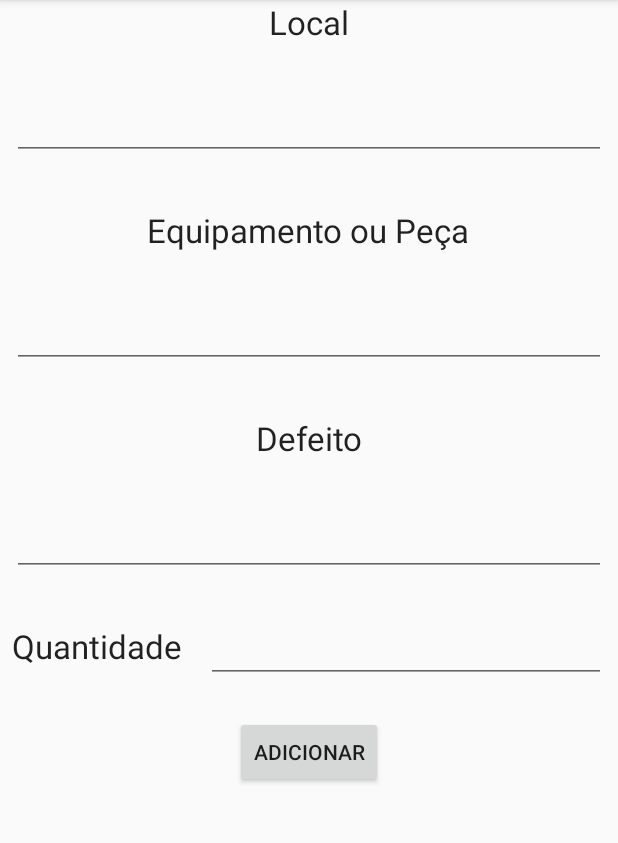
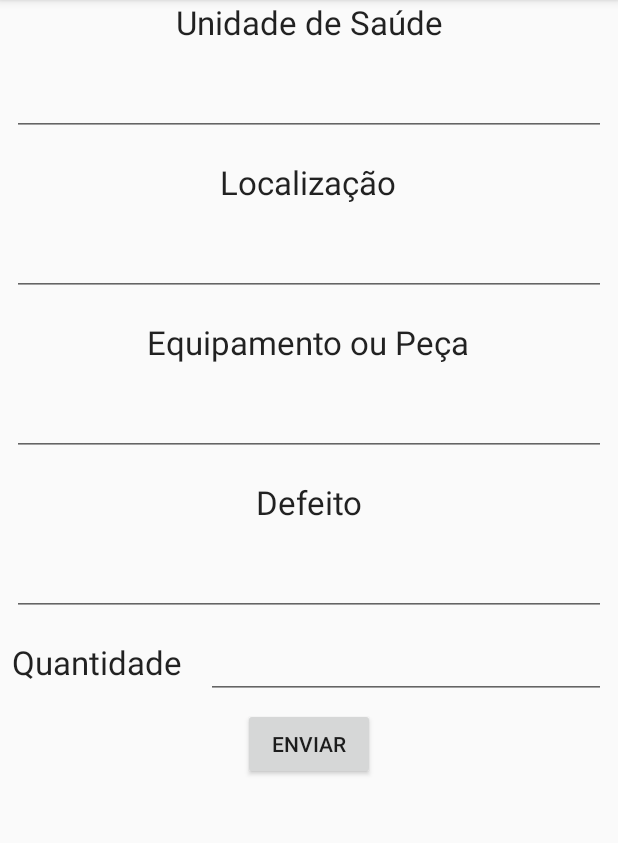
Before and after one commit to wwmm/sostecsaude, an Android app: the fragment AddFragment placed in its activity, on a phone screen of 412 x 824 dp, the part 84-927 px from its top. Run offline under Robolectric (Android 15) with nearby library versions, the phone set to English and light mode, and no system bars; our stand-ins replace navigation-ui; libraries missing offline, so code that uses them is left out: org.jetbrains.exposed; 1 statement that could not run was skipped.

Commit message:
melhorias na interface

```diff
--- a/app/src/main/AndroidManifest.xml
+++ b/app/src/main/AndroidManifest.xml
@@ -2,7 +2,6 @@
 <manifest xmlns:android="http://schemas.android.com/apk/res/android"
     package="com.wwmm.sostecsaude">
 
-    <uses-permission android:name="android.permission.WRITE_EXTERNAL_STORAGE" />
     <uses-permission android:name="android.permission.INTERNET" />
     <uses-permission android:name="android.permission.ACCESS_NETWORK_STATE" />
 
--- a/app/src/main/java/com/wwmm/sostecsaude/RemoteServer.kt
+++ b/app/src/main/java/com/wwmm/sostecsaude/RemoteServer.kt
@@ -4,6 +4,7 @@ import org.jetbrains.exposed.sql.Table
 
 object Equipamentos : Table("equipamentos") {
     val id = Equipamentos.integer("id").autoIncrement()
+    val unidade_saude = Equipamentos.varchar("unidade_saude", 255)
     val local = Equipamentos.varchar("local", 255)
     val equipamento = Equipamentos.varchar("equipamento", 255)
     val defeito = Equipamentos.varchar("defeito", 255)
--- a/app/src/main/java/com/wwmm/sostecsaude/ui/relatar_danos/Adapter.kt
+++ b/app/src/main/java/com/wwmm/sostecsaude/ui/relatar_danos/Adapter.kt
@@ -34,11 +34,13 @@ class Adapter(private val lines: ArrayList<ResultRow>, private val progressBar:
         val line = lines[position]
 
         val id = line[Equipamentos.id]
+        var unidadeSaude = line[Equipamentos.unidade_saude]
         var local = line[Equipamentos.local]
         var equipamento = line[Equipamentos.equipamento]
         var defeito = line[Equipamentos.defeito]
         var quantidade = line[Equipamentos.quantidade]
 
+        holder.view.editText_unidade_saude.setText(unidadeSaude)
         holder.view.editText_local.setText(local)
         holder.view.editText_equipamento.setText(equipamento)
         holder.view.editText_defeito.setText(defeito)
@@ -65,6 +67,7 @@ class Adapter(private val lines: ArrayList<ResultRow>, private val progressBar:
         }
 
         holder.view.button_update.setOnClickListener {
+            unidadeSaude = holder.view.editText_unidade_saude.text.toString()
             local = holder.view.editText_local.text.toString()
             equipamento = holder.view.editText_equipamento.text.toString()
             defeito = holder.view.editText_defeito.text.toString()
@@ -75,6 +78,7 @@ class Adapter(private val lines: ArrayList<ResultRow>, private val progressBar:
             GlobalScope.launch(Dispatchers.IO) {
                 transaction {
                     Equipamentos.update({ Equipamentos.id eq id }) {
+                        it[Equipamentos.unidade_saude] = unidadeSaude
                         it[Equipamentos.local] = local
                         it[Equipamentos.equipamento] = equipamento
                         it[Equipamentos.defeito] = defeito
--- a/app/src/main/java/com/wwmm/sostecsaude/ui/relatar_danos/AddFragment.kt
+++ b/app/src/main/java/com/wwmm/sostecsaude/ui/relatar_danos/AddFragment.kt
@@ -33,9 +33,19 @@ class AddFragment : Fragment() {
         progressBar.visibility = View.GONE
 
         button_add.setOnClickListener {
+            val unidadeSaude = editText_unidade_saude.text.toString()
             val local = editText_local.text.toString()
             val equipamento = editText_equipamento.text.toString()
             val defeito = editText_defeito.text.toString()
+
+            val imm =
+                requireActivity().getSystemService(Context.INPUT_METHOD_SERVICE) as
+                        InputMethodManager?
+
+            imm?.hideSoftInputFromWindow(
+                requireActivity().currentFocus?.windowToken,
+                0
+            )
 
             if (local.isNotEmpty() && equipamento.isNotEmpty() && defeito.isNotEmpty() &&
                 editText_quantidade.text.isNotEmpty()
@@ -56,6 +66,7 @@ class AddFragment : Fragment() {
                     transaction {
                         if (!connection.isClosed) {
                             Equipamentos.insertIgnore {
+                                it[Equipamentos.unidade_saude] = unidadeSaude
                                 it[Equipamentos.local] = local
                                 it[Equipamentos.equipamento] = equipamento
                                 it[Equipamentos.defeito] = defeito
@@ -66,15 +77,6 @@ class AddFragment : Fragment() {
 
                             GlobalScope.launch(Dispatchers.Main) {
                                 progressBar.visibility = View.GONE
-
-                                val imm =
-                                    requireActivity().getSystemService(Context.INPUT_METHOD_SERVICE) as
-                                            InputMethodManager?
-
-                                imm?.hideSoftInputFromWindow(
-                                    requireActivity().currentFocus?.windowToken,
-                                    0
-                                )
 
                                 Snackbar.make(
                                     main_layout_add, "Dados Inseridos!",
--- a/app/src/main/res/layout/fragment_add.xml
+++ b/app/src/main/res/layout/fragment_add.xml
@@ -11,7 +11,7 @@
         android:id="@+id/textView"
         android:layout_width="wrap_content"
         android:layout_height="wrap_content"
-        android:layout_marginTop="32dp"
+        android:layout_marginTop="16dp"
         android:text="@string/title_equipamento"
         android:textAppearance="@style/TextAppearance.AppCompat.Large"
         app:layout_constraintEnd_toEndOf="parent"
@@ -24,7 +24,7 @@
         android:layout_width="0dp"
         android:layout_height="wrap_content"
         android:layout_marginStart="8dp"
-        android:layout_marginTop="32dp"
+        android:layout_marginTop="16dp"
         android:layout_marginEnd="8dp"
         android:ems="10"
         android:inputType="textPersonName"
@@ -36,7 +36,7 @@
         android:id="@+id/textView3"
         android:layout_width="wrap_content"
         android:layout_height="wrap_content"
-        android:layout_marginTop="32dp"
+        android:layout_marginTop="16dp"
         android:text="@string/title_defeito"
         android:textAppearance="@style/TextAppearance.AppCompat.Large"
         app:layout_constraintEnd_toEndOf="parent"
@@ -48,7 +48,7 @@
         android:layout_width="wrap_content"
         android:layout_height="wrap_content"
         android:layout_marginStart="8dp"
-        android:layout_marginTop="32dp"
+        android:layout_marginTop="16dp"
         android:text="@string/title_quantidade"
         android:textAppearance="@style/TextAppearance.AppCompat.Large"
         app:layout_constraintStart_toStartOf="parent"
@@ -71,7 +71,7 @@
         android:layout_width="0dp"
         android:layout_height="wrap_content"
         android:layout_marginStart="8dp"
-        android:layout_marginTop="32dp"
+        android:layout_marginTop="16dp"
         android:layout_marginEnd="8dp"
         android:ems="10"
         android:gravity="start|top"
@@ -84,7 +84,7 @@
         android:id="@+id/button_add"
         android:layout_width="wrap_content"
         android:layout_height="wrap_content"
-        android:layout_marginTop="32dp"
+        android:layout_marginTop="16dp"
         android:text="@string/title_add"
         app:layout_constraintEnd_toEndOf="parent"
         app:layout_constraintStart_toStartOf="parent"
@@ -95,19 +95,21 @@
         android:layout_width="wrap_content"
         android:layout_height="wrap_content"
         android:layout_marginStart="8dp"
+        android:layout_marginTop="16dp"
         android:layout_marginEnd="8dp"
         android:text="@string/title_local"
         android:textAppearance="@style/TextAppearance.AppCompat.Large"
         app:layout_constraintEnd_toEndOf="parent"
+        app:layout_constraintHorizontal_bias="0.498"
         app:layout_constraintStart_toStartOf="parent"
-        app:layout_constraintTop_toBottomOf="@+id/progressBar" />
+        app:layout_constraintTop_toBottomOf="@+id/editText_unidade_saude" />
 
     <EditText
         android:id="@+id/editText_local"
         android:layout_width="0dp"
         android:layout_height="wrap_content"
         android:layout_marginStart="8dp"
-        android:layout_marginTop="32dp"
+        android:layout_marginTop="16dp"
         android:layout_marginEnd="8dp"
         android:ems="10"
         android:inputType="textPersonName"
@@ -123,4 +125,29 @@
         app:layout_constraintEnd_toEndOf="parent"
         app:layout_constraintStart_toStartOf="parent"
         app:layout_constraintTop_toTopOf="parent" />
+
+    <TextView
+        android:id="@+id/textView15"
+        android:layout_width="wrap_content"
+        android:layout_height="wrap_content"
+        android:layout_marginStart="8dp"
+        android:layout_marginEnd="8dp"
+        android:text="@string/title_unidade_saude"
+        android:textAppearance="@style/TextAppearance.AppCompat.Large"
+        app:layout_constraintEnd_toEndOf="parent"
+        app:layout_constraintStart_toStartOf="parent"
+        app:layout_constraintTop_toBottomOf="@+id/progressBar" />
+
+    <EditText
+        android:id="@+id/editText_unidade_saude"
+        android:layout_width="0dp"
+        android:layout_height="wrap_content"
+        android:layout_marginStart="8dp"
+        android:layout_marginTop="16dp"
+        android:layout_marginEnd="8dp"
+        android:ems="10"
+        android:inputType="textPersonName"
+        app:layout_constraintEnd_toEndOf="parent"
+        app:layout_constraintStart_toStartOf="parent"
+        app:layout_constraintTop_toBottomOf="@+id/textView15" />
 </androidx.constraintlayout.widget.ConstraintLayout>
--- a/app/src/main/res/values/strings.xml
+++ b/app/src/main/res/values/strings.xml
@@ -1,11 +1,11 @@
 <resources>
     <string name="app_name">SOSTecSaúde</string>
-    <string name="title_add">Adicionar</string>
+    <string name="title_add">Enviar</string>
     <string name="title_list">Submissões</string>
     <string name="title_remove">Remover</string>
-    <string name="title_export">Exportar PDF</string>
+    <string name="title_unidade_saude">Unidade de Saúde</string>
 
-    <string name="title_local">Local</string>
+    <string name="title_local">Localização</string>
     <string name="title_equipamento">Equipamento ou Peça</string>
     <string name="title_defeito">Defeito</string>
     <string name="title_quantidade">Quantidade</string>
```
Also changed, not shown: app/src/main/res/layout/recyclerview_contents.xml (+27 -1 lines).
